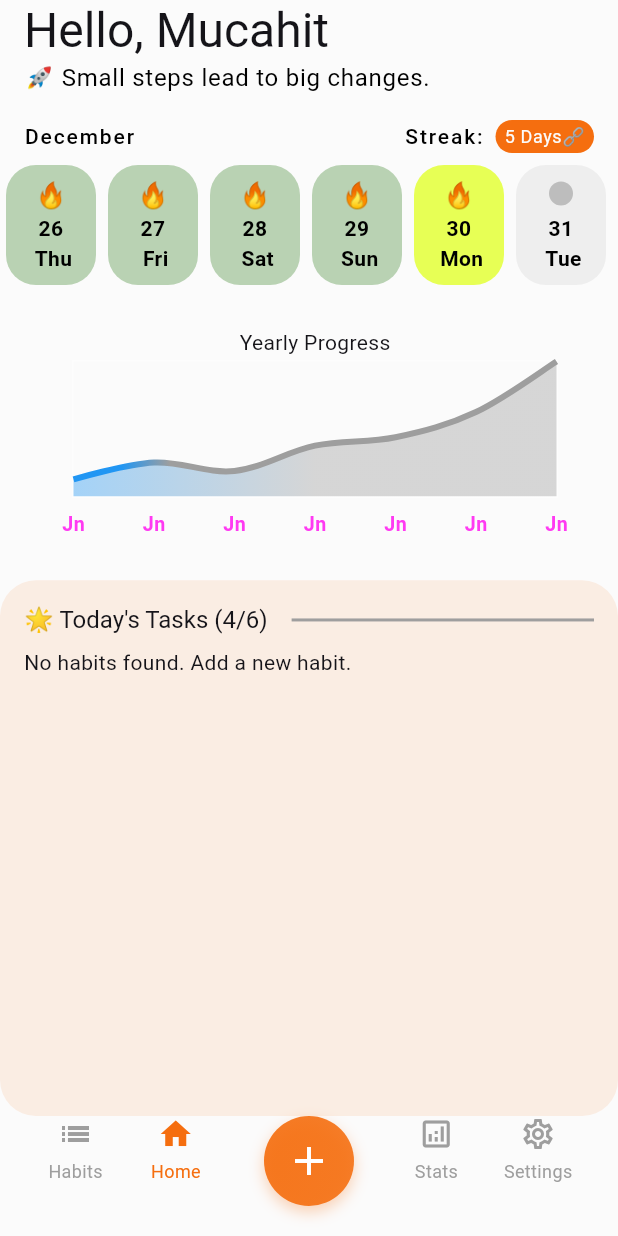
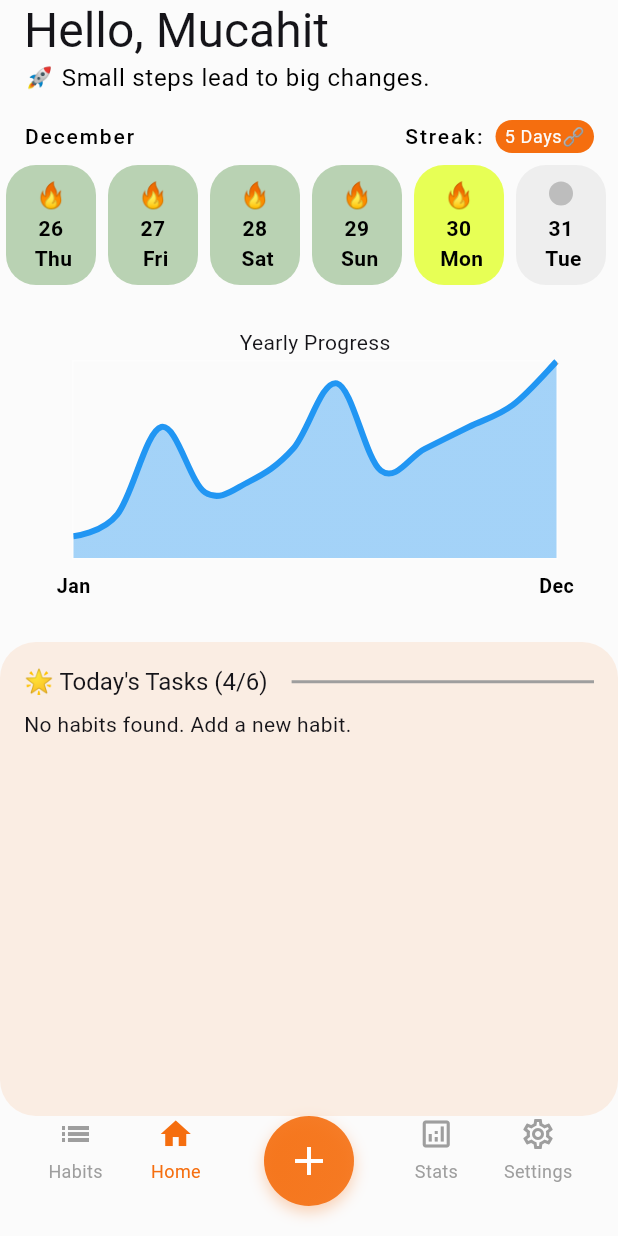
Before and after one commit to MCHTSEN/self_discipline_app, a Flutter app: the screen it shows after launch, on a phone screen of 412 x 824 dp. Run offline on Flutter 3.47's test engine with Material 3 defaults, Android fonts, the phone set to English and light mode, and no system bars; drawn by our look-alikes of fl_chart; our stand-ins replace auto_route, device_preview, emoji_picker_flutter, flutter_riverpod, google_fonts, hive and 3 more; accounts and stored records are empty; Roboto replaces fonts that are missing (Digital, Kanit).

Commit message:
Refactor HabitWidget and LineChart components for improved UI and functionality
- Updated HabitWidget to enhance the display of habit details, including a new layout for target values and frequency.
- Introduced helper methods for better code organization in HabitWidget.
- Removed unused imports and optimized the LineChart and PredictLineChart components.
- Adjusted the line chart data to reflect more accurate values and improved month labeling logic.

```diff
--- a/lib/presentation/widgets/line_chart.dart
+++ b/lib/presentation/widgets/line_chart.dart
@@ -1,6 +1,5 @@
 import 'package:fl_chart/fl_chart.dart';
 import 'package:flutter/material.dart';
-import 'dart:math';
 
 class LineChartSample3 extends StatefulWidget {
   LineChartSample3({
--- a/lib/presentation/widgets/predict_line_chart.dart
+++ b/lib/presentation/widgets/predict_line_chart.dart
@@ -1,5 +1,6 @@
 import 'package:fl_chart/fl_chart.dart';
 import 'package:flutter/material.dart';
+import 'package:self_discipline_app/core/theme/app_colors.dart';
 import 'package:self_discipline_app/presentation/widgets/line_chart.dart';
 
 class LineChartSample5 extends StatefulWidget {
@@ -7,17 +8,14 @@ class LineChartSample5 extends StatefulWidget {
     super.key,
     Color? gradientColor1,
     Color? gradientColor2,
-    Color? gradientColor3,
     Color? indicatorStrokeColor,
   })  : gradientColor1 = gradientColor1 ?? ChartColors.contentColorBlue,
         gradientColor2 = gradientColor2 ?? Colors.grey,
-        gradientColor3 = gradientColor3 ?? Colors.grey,
         indicatorStrokeColor =
             indicatorStrokeColor ?? ChartColors.mainTextColor1;
 
   final Color gradientColor1;
   final Color gradientColor2;
-  final Color gradientColor3;
   final Color indicatorStrokeColor;
 
   @override
@@ -25,69 +23,81 @@ class LineChartSample5 extends StatefulWidget {
 }
 
 class _LineChartSample5State extends State<LineChartSample5> {
-  List<int> showingTooltipOnSpots = [1, 3, 5];
-
   List<FlSpot> get allSpots => const [
         FlSpot(0, 1),
         FlSpot(1, 2),
-        FlSpot(2, 1.5),
+        FlSpot(2, 6),
         FlSpot(3, 3),
         FlSpot(4, 3.5),
         FlSpot(5, 5),
         FlSpot(6, 8),
+        FlSpot(7, 4),
+        FlSpot(8, 5),
+        FlSpot(9, 6),
+        FlSpot(10, 7),
+        FlSpot(11, 9),
       ];
 
   Widget bottomTitleWidgets(double value, TitleMeta meta, double chartWidth) {
+    final currentMonth = DateTime.now().month - 1; // 0-based index for months
     final style = TextStyle(
       fontWeight: FontWeight.bold,
-      color: ChartColors.contentColorPink,
+      color: Colors.black,
       fontFamily: 'Digital',
       fontSize: 18 * chartWidth / 500,
     );
 
-    String text;
-    switch (value.toInt()) {
-      case 0:
-        text = 'Jn';
-        break;
-      case 1:
-        text = 'Jn';
-        break;
-      case 2:
-        text = 'Jn';
-        break;
-      case 3:
-        text = 'Jn';
-        break;
-      case 4:
-        text = 'Jn';
-        break;
-      case 5:
-        text = 'Jn';
-        break;
-      case 6:
-        text = 'Jn';
-        break;
-      default:
-        return Container();
+    final monthIndex = value.toInt();
+
+    // Only show text for January (0), December (11), and current month
+    if (monthIndex == 0) {
+      return SideTitleWidget(
+        axisSide: meta.axisSide,
+        child: Text('Jan', style: style),
+      );
+    } else if (monthIndex == currentMonth) {
+      final months = [
+        'Jan',
+        'Feb',
+        'Mar',
+        'Apr',
+        'May',
+        'Jun',
+        'Jul',
+        'Aug',
+        'Sep',
+        'Oct',
+        'Nov',
+        'Dec'
+      ];
+      return SideTitleWidget(
+        axisSide: meta.axisSide,
+        child: Text(months[currentMonth], style: style),
+      );
+    } else if (monthIndex == 11) {
+      return SideTitleWidget(
+        axisSide: meta.axisSide,
+        child: Text('Dec', style: style),
+      );
     }
 
-    return SideTitleWidget(
-      axisSide: meta.axisSide,
-      child: Text(text, style: style),
-    );
+    return Container();
   }
 
   @override
   Widget build(BuildContext context) {
+    final currentMonth = DateTime.now().month - 1; // 0-based index for months
+    final stopAtCurrentMonth = currentMonth / 11; // Convert to 0-1 range
+    final transitionStop =
+        stopAtCurrentMonth + 0.05; // Slightly after current month
+
     final lineBarsData = [
       LineChartBarData(
-        showingIndicators: showingTooltipOnSpots,
         spots: allSpots,
         isCurved: true,
         barWidth: 4,
         shadow: const Shadow(
-          blurRadius: 8,
+          blurRadius: 1,
         ),
         belowBarData: BarAreaData(
           show: true,
@@ -95,26 +105,25 @@ class _LineChartSample5State extends State<LineChartSample5> {
             colors: [
               widget.gradientColor1.withOpacity(0.4),
               widget.gradientColor2.withOpacity(0.4),
-              widget.gradientColor3.withOpacity(0.4),
+              widget.gradientColor2.withOpacity(0.4),
             ],
+            stops: [stopAtCurrentMonth, transitionStop, transitionStop],
           ),
         ),
         dotData: const FlDotData(show: false),
         gradient: LinearGradient(
           colors: [
             widget.gradientColor1,
+            widget.gradientColor1,
             widget.gradientColor2,
-            widget.gradientColor3,
           ],
-          stops: const [0.1, 0.2, 0.9],
+          stops: [stopAtCurrentMonth, transitionStop, transitionStop],
         ),
       ),
     ];
 
-    final tooltipsOnBar = lineBarsData[0];
-
     return AspectRatio(
-      aspectRatio: 2.5,
+      aspectRatio: 2,
       child: Padding(
         padding: const EdgeInsets.symmetric(
           horizontal: 24.0,
@@ -123,34 +132,9 @@ class _LineChartSample5State extends State<LineChartSample5> {
         child: LayoutBuilder(builder: (context, constraints) {
           return LineChart(
             LineChartData(
-              showingTooltipIndicators: showingTooltipOnSpots.map((index) {
-                return ShowingTooltipIndicators([
-                  LineBarSpot(
-                    tooltipsOnBar,
-                    lineBarsData.indexOf(tooltipsOnBar),
-                    tooltipsOnBar.spots[index],
-                  ),
-                ]);
-              }).toList(),
               lineTouchData: LineTouchData(
                 enabled: true,
                 handleBuiltInTouches: false,
-                touchCallback:
-                    (FlTouchEvent event, LineTouchResponse? response) {
-                  if (response == null || response.lineBarSpots == null) {
-                    return;
-                  }
-                  if (event is FlTapUpEvent) {
-                    final spotIndex = response.lineBarSpots!.first.spotIndex;
-                    setState(() {
-                      if (showingTooltipOnSpots.contains(spotIndex)) {
-                        showingTooltipOnSpots.remove(spotIndex);
-                      } else {
-                        showingTooltipOnSpots.add(spotIndex);
-                      }
-                    });
-                  }
-                },
                 mouseCursorResolver:
                     (FlTouchEvent event, LineTouchResponse? response) {
                   if (response == null || response.lineBarSpots == null) {
```
Also changed, not shown: lib/presentation/widgets/habit_widget.dart (+46 -13 lines).
